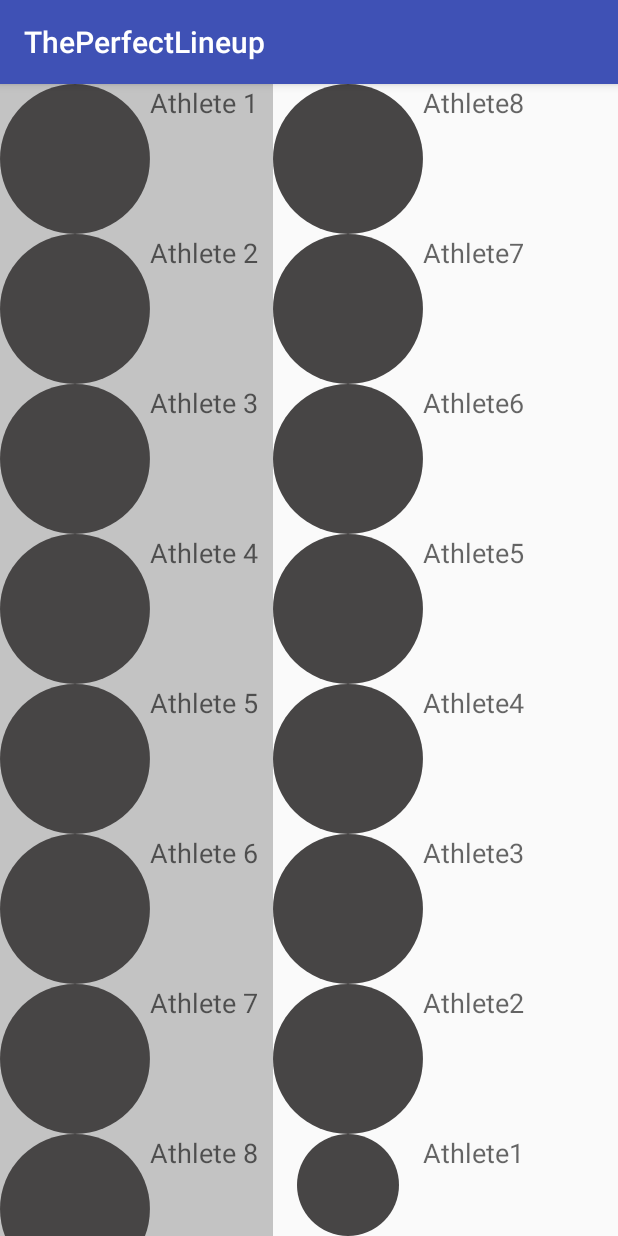
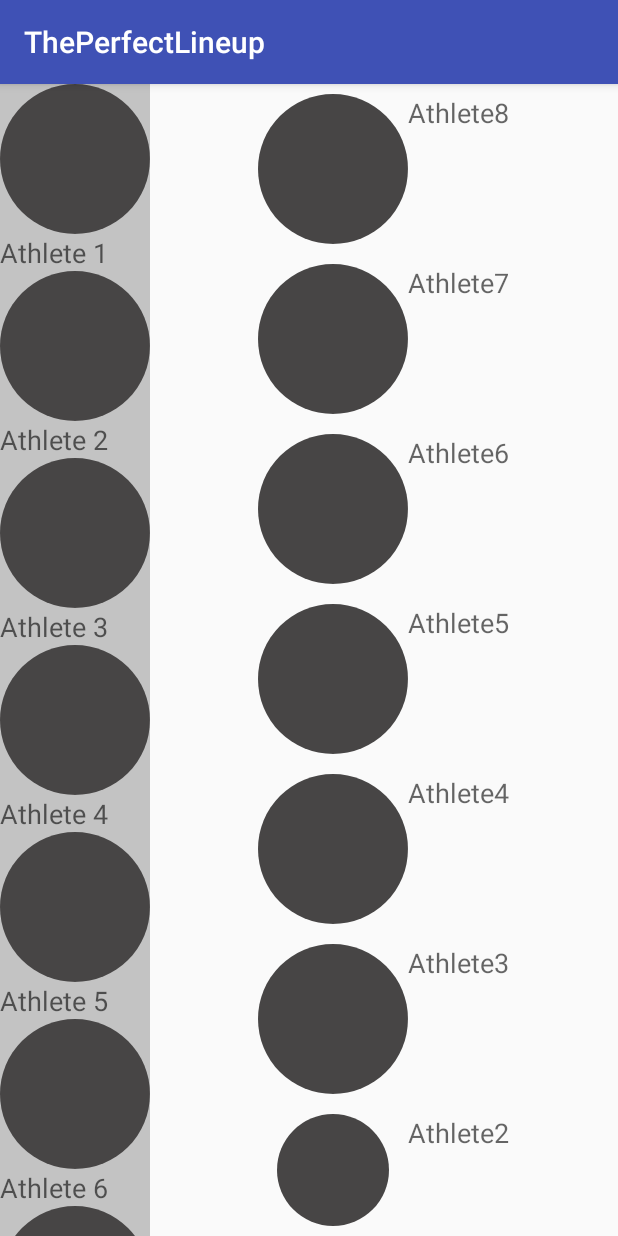
Before and after one commit to ginagr/ThePerfectLineup, an Android app: the screen it shows after launch (DropActivity), on a phone screen of 412 x 824 dp. Run offline under Robolectric (Android 15) with nearby library versions, the phone set to English and light mode, and no system bars; libraries missing offline, so code that uses them is left out: com.makeramen.roundedimageview; plain views replace RoundedImageView; 4 statements that could not run were skipped.

Commit message:
Centered view and adjusted height. Now issues with dropping

```diff
--- a/app/src/main/java/edu/wpi/www/theperfectlineup/DropActivity.java
+++ b/app/src/main/java/edu/wpi/www/theperfectlineup/DropActivity.java
@@ -10,6 +10,7 @@
 import android.content.ClipData;
 import android.view.Display;
 import android.view.DragEvent;
+import android.view.Gravity;
 import android.view.LayoutInflater;
 import android.view.MotionEvent;
 import android.view.View;
@@ -86,6 +87,7 @@
             LinearLayout[] viewAthletes = new LinearLayout[athleteArr.length];
             LayoutInflater inflater = LayoutInflater.from(this);
             LinearLayout profile = (LinearLayout)inflater.inflate(R.layout.bubble_profile, null);
+            profile.setOrientation(LinearLayout.VERTICAL);
             RoundedImageView profile_circle = (RoundedImageView) profile.findViewById(R.id.athlete_image_view);
             TextView profile_text = (TextView) profile.findViewById (R.id.athlete_text_view);
             profile_text.setText(athleteArr[i].getName());
@@ -104,18 +106,24 @@
     {
         LinearLayout layout = (LinearLayout) findViewById(R.id.lineupLinearLayout);
 
-
         layout.setScrollContainer(true);
-        int diameter = ((height-(height/100*14))/(boatSize+1));//14% higher than the lowest point to avoid statusbar
+        int effectiveHeight = height-(height/100*14);//14% higher than the lowest point to avoid statusbar
+        int margin = (effectiveHeight/100);//1% margin
+        int diameter = (effectiveHeight/boatSize)-(2*margin);
         LinearLayout.LayoutParams dynamicParams = new LinearLayout.LayoutParams(diameter,diameter);
 
-        for (int i = boatSize; i > 0; i--)
+        for (int i = boatSize; i >= 0; i--)
         {
             LayoutInflater inflater = LayoutInflater.from(this);
             LinearLayout profile = (LinearLayout)inflater.inflate(R.layout.bubble_profile, null);
             RoundedImageView profile_circle = (RoundedImageView) profile.findViewById(R.id.athlete_image_view);
             TextView profile_text = (TextView) profile.findViewById (R.id.athlete_text_view);
-            profile_text.setText("Athlete"+i);
+            LinearLayout.LayoutParams layParams = new LinearLayout.LayoutParams(
+            LinearLayout.LayoutParams.MATCH_PARENT, LinearLayout.LayoutParams.WRAP_CONTENT);
+            layParams.setMargins(0, margin,0, margin);
+            profile.setLayoutParams(layParams);
+            profile.setGravity(Gravity.CENTER_HORIZONTAL);
+            profile_text.setText("Athlete"+i);//TODO set to sport of coach
             profile_circle.setLayoutParams(dynamicParams);
             profile.setOnDragListener(new ChoiceDragListener());
             layout.addView(profile);
@@ -158,7 +166,6 @@
 
             profile_circle.setBorderColor(Color.GREEN);
             Integer id = dropped.getId();
-
             dropTargetView.setTag(id);
         }
 
--- a/app/src/main/res/layout/activity_drop.xml
+++ b/app/src/main/res/layout/activity_drop.xml
@@ -24,10 +24,11 @@
 
 
     <LinearLayout xmlns:android="http://schemas.android.com/apk/res/android"
-                  android:layout_width="wrap_content"
+                  android:layout_width="match_parent"
                   android:layout_height="match_parent"
                   android:orientation="vertical"
-                  android:id="@+id/lineupLinearLayout">
+                  android:id="@+id/lineupLinearLayout"
+                  android:layout_gravity="center">
 
 
     </LinearLayout>
```
